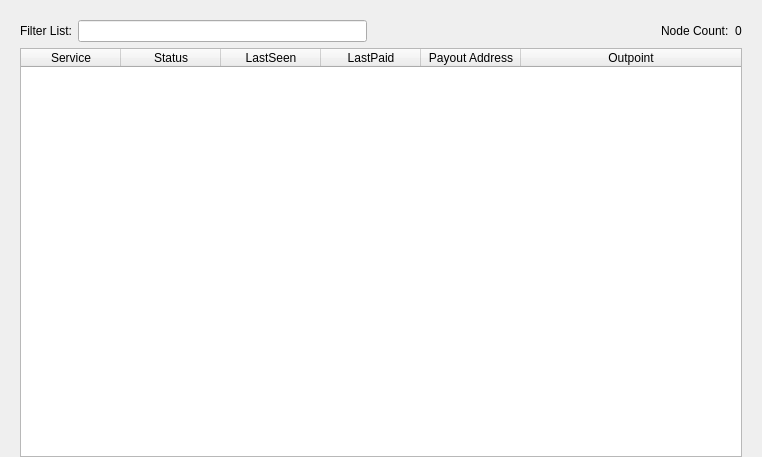
Above: src/qt/forms/masternodelist.ui from vovanchik-net/vqr before the change. Below: the same form after it.
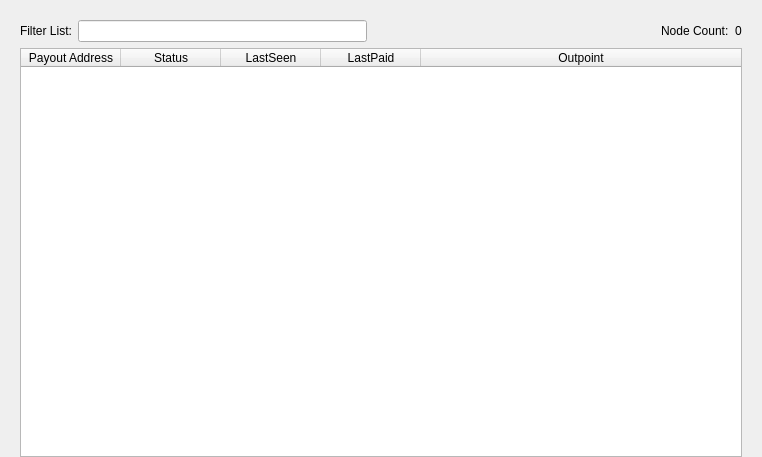
That is the form after the change.

```diff
--- a/src/qt/forms/masternodelist.ui
+++ b/src/qt/forms/masternodelist.ui
@@ -116,7 +116,7 @@
          </attribute>
          <column>
           <property name="text">
-           <string>Service</string>
+           <string>Payout Address</string>
           </property>
          </column>
          <column>
@@ -134,11 +134,6 @@
            <string>LastPaid</string>
           </property>
          </column>
-         <column>
-          <property name="text">
-           <string>Payout Address</string>
-          </property>
-         </column>
          <column>
           <property name="text">
            <string>Outpoint</string>
```
